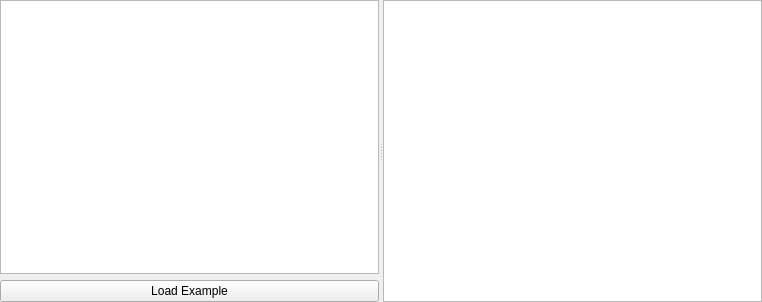
Before: the Qt Designer form examples/exampleLoaderTemplate.ui in pyqtgraph/pyqtgraph, drawn with Qt 5.
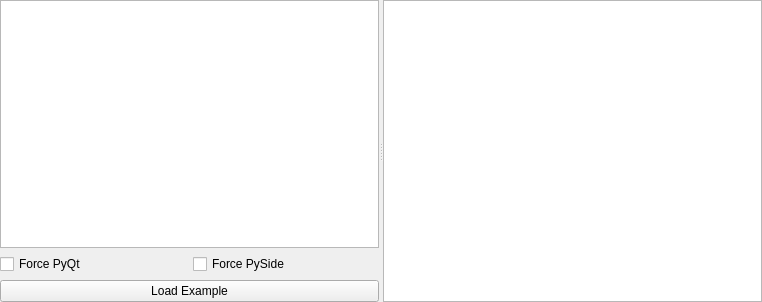
After: the same form once the commit is applied.

Commit message: Fixes for PySide compatibility

What changed in the file:
```diff
--- a/examples/exampleLoaderTemplate.ui
+++ b/examples/exampleLoaderTemplate.ui
@@ -39,6 +39,24 @@
          </column>
         </widget>
        </item>
+       <item>
+        <layout class="QHBoxLayout" name="horizontalLayout">
+         <item>
+          <widget class="QCheckBox" name="pyqtCheck">
+           <property name="text">
+            <string>Force PyQt</string>
+           </property>
+          </widget>
+         </item>
+         <item>
+          <widget class="QCheckBox" name="pysideCheck">
+           <property name="text">
+            <string>Force PySide</string>
+           </property>
+          </widget>
+         </item>
+        </layout>
+       </item>
        <item>
         <widget class="QPushButton" name="loadBtn">
          <property name="text">
```
The commit also changes 7 other files.
